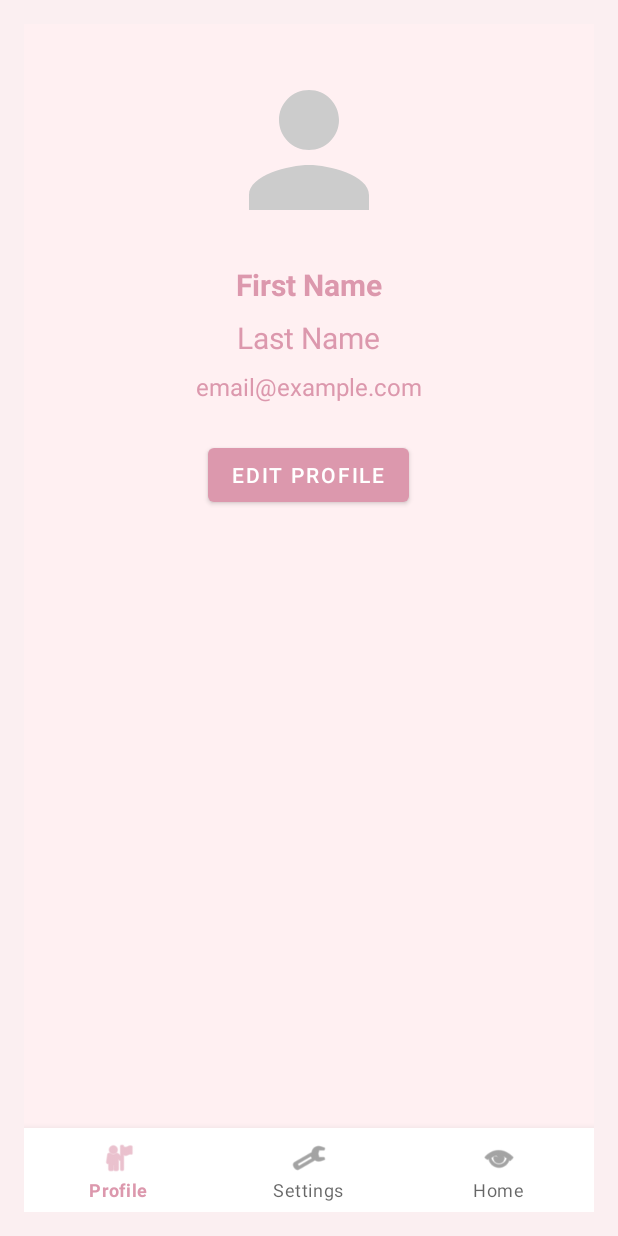
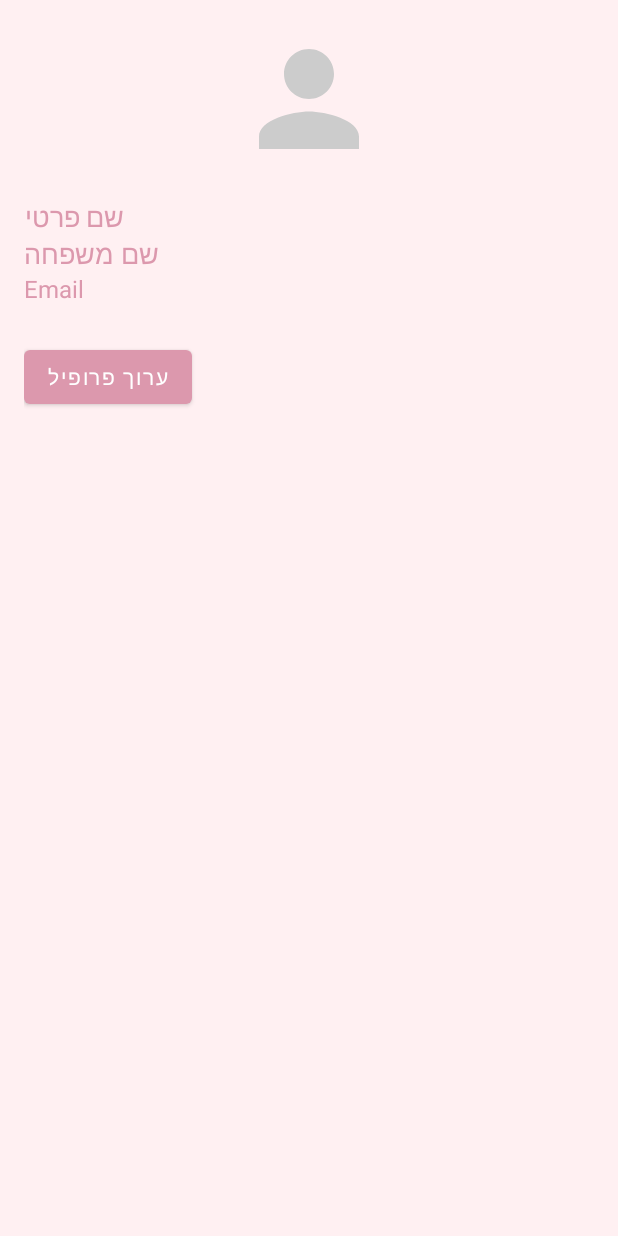
Before and after one commit to ronileibovich05/ronilesapp, an Android app: the ProfileActivity screen opened directly, with no data from a screen before it, on a phone screen of 412 x 824 dp. Run offline under Robolectric (Android 15) with nearby library versions, the phone set to English and light mode, and no system bars; our stand-ins replace Firebase (no records; nobody signed in at launch, a user with empty details on screens opened directly); 2 statements that could not run were skipped.

Commit message:
האפליקציה קורסת

```diff
--- a/app/src/main/java/com/example/ronilesapp/ProfileActivity.java
+++ b/app/src/main/java/com/example/ronilesapp/ProfileActivity.java
@@ -6,6 +6,7 @@ import android.net.Uri;
 import android.os.Bundle;
 import android.widget.Button;
 import android.widget.ImageView;
+import android.widget.ScrollView;
 import android.widget.TextView;
 import android.widget.EditText;
 import android.widget.LinearLayout;
@@ -25,6 +26,7 @@ public class ProfileActivity extends BaseActivity {
     private TextView tvFirstName, tvLastName, tvEmail;
     private BottomNavigationView bottomNavigation;
     private Button btnEditProfile;
+    private ScrollView scrollProfile; // ScrollView עבור הרקע
 
     private SharedPreferences sharedPreferences;
     private SharedPreferences.OnSharedPreferenceChangeListener themeListener;
@@ -32,7 +34,6 @@ public class ProfileActivity extends BaseActivity {
     @Override
     protected void onCreate(@Nullable Bundle savedInstanceState) {
 
-        // SharedPreferences
         sharedPreferences = getSharedPreferences("AppPrefs", MODE_PRIVATE);
 
         super.onCreate(savedInstanceState);
@@ -44,6 +45,7 @@ public class ProfileActivity extends BaseActivity {
         tvEmail = findViewById(R.id.tvEmail);
         bottomNavigation = findViewById(R.id.bottomNavigation);
         btnEditProfile = findViewById(R.id.btnEditProfile);
+        scrollProfile = findViewById(R.id.scrollProfile);
 
         // סרגל תחתון
         bottomNavigation.setSelectedItemId(R.id.nav_profile);
@@ -114,10 +116,15 @@ public class ProfileActivity extends BaseActivity {
                 break;
         }
 
-        findViewById(R.id.scrollProfile).setBackgroundColor(backgroundColor);
+        // רקע כולל
+        scrollProfile.setBackgroundColor(backgroundColor);
+
+        // צבעי טקסט
         tvFirstName.setTextColor(textColor);
         tvLastName.setTextColor(textColor);
         tvEmail.setTextColor(textColor);
+
+        // צבע כפתור
         btnEditProfile.setBackgroundColor(buttonColor);
     }
 
@@ -137,7 +144,7 @@ public class ProfileActivity extends BaseActivity {
                     tvLastName.setText(lastName != null ? lastName : "");
                     tvEmail.setText(email != null ? email : "");
 
-                    if (profileImageUrl != null) {
+                    if (profileImageUrl != null && !profileImageUrl.isEmpty()) {
                         Glide.with(this)
                                 .load(Uri.parse(profileImageUrl))
                                 .placeholder(R.drawable.ic_default_profile)
@@ -172,10 +179,10 @@ public class ProfileActivity extends BaseActivity {
 
         LinearLayout layout = new LinearLayout(this);
         layout.setOrientation(LinearLayout.VERTICAL);
+        layout.setPadding(50, 40, 50, 10);
         layout.addView(inputFirstName);
         layout.addView(inputLastName);
         layout.addView(inputProfileUrl);
-        layout.setPadding(50, 40, 50, 10);
 
         builder.setView(layout);
 
@@ -183,7 +190,6 @@ public class ProfileActivity extends BaseActivity {
             String newFirstName = inputFirstName.getText().toString().trim();
             String newLastName = inputLastName.getText().toString().trim();
             String newProfileUrl = inputProfileUrl.getText().toString().trim();
-
             updateUserProfile(newFirstName, newLastName, newProfileUrl);
         });
 
--- a/app/src/main/res/layout/activity_profile.xml
+++ b/app/src/main/res/layout/activity_profile.xml
@@ -1,83 +1,50 @@
 <?xml version="1.0" encoding="utf-8"?>
-<androidx.constraintlayout.widget.ConstraintLayout
-    xmlns:android="http://schemas.android.com/apk/res/android"
-    xmlns:app="http://schemas.android.com/apk/res-auto"
+<ScrollView xmlns:android="http://schemas.android.com/apk/res/android"
+    android:id="@+id/scrollProfile"
     android:layout_width="match_parent"
     android:layout_height="match_parent"
     android:background="#FBEFF1"
     android:padding="16dp">
 
-    <ScrollView
-        android:id="@+id/scrollProfile"
-        android:layout_width="0dp"
-        android:layout_height="0dp"
-        app:layout_constraintTop_toTopOf="parent"
-        app:layout_constraintStart_toStartOf="parent"
-        app:layout_constraintEnd_toEndOf="parent"
-        app:layout_constraintBottom_toTopOf="@id/bottomNavigation">
+    <LinearLayout
+        android:orientation="vertical"
+        android:layout_width="match_parent"
+        android:layout_height="wrap_content">
 
-        <LinearLayout
-            android:layout_width="match_parent"
-            android:layout_height="wrap_content"
-            android:orientation="vertical"
-            android:gravity="center_horizontal">
-
-            <!-- תמונת פרופיל -->
         <ImageView
             android:id="@+id/imageviewProfile"
-                android:layout_width="120dp"
-                android:layout_height="120dp"
+            android:layout_width="100dp"
+            android:layout_height="100dp"
             android:src="@drawable/ic_default_profile"
-                android:scaleType="centerCrop"
-                android:layout_marginTop="24dp"
-                android:background="@drawable/circle_background" />
+            android:layout_gravity="center_horizontal"
+            android:layout_marginBottom="16dp"/>
 
-            <!-- שם פרטי -->
         <TextView
             android:id="@+id/tvFirstName"
+            android:text="שם פרטי"
+            android:textSize="18sp"
+            android:layout_width="wrap_content"
+            android:layout_height="wrap_content"/>
+
+        <TextView
+            android:id="@+id/tvLastName"
+            android:text="שם משפחה"
+            android:textSize="18sp"
+            android:layout_width="wrap_content"
+            android:layout_height="wrap_content"/>
+
+        <TextView
+            android:id="@+id/tvEmail"
+            android:text="Email"
+            android:textSize="16sp"
             android:layout_width="wrap_content"
             android:layout_height="wrap_content"
-                android:text="First Name"
-                android:textSize="20sp"
-                android:textStyle="bold"
-                android:layout_marginTop="16dp"/>
+            android:layout_marginBottom="24dp"/>
 
-            <!-- שם משפחה -->
-            <TextView
-                android:id="@+id/tvLastName"
-                android:layout_width="wrap_content"
-                android:layout_height="wrap_content"
-                android:text="Last Name"
-                android:textSize="20sp"
-                android:layout_marginTop="8dp"/>
-
-            <!-- אימייל -->
-            <TextView
-                android:id="@+id/tvEmail"
-                android:layout_width="wrap_content"
-                android:layout_height="wrap_content"
-                android:text="email@example.com"
-                android:textSize="16sp"
-                android:layout_marginTop="8dp"
-                android:textColor="#555555"/>
-
-            <!-- כפתור Edit Profile -->
         <Button
             android:id="@+id/btnEditProfile"
+            android:text="ערוך פרופיל"
             android:layout_width="wrap_content"
-                android:layout_height="wrap_content"
-                android:text="Edit Profile"
-                android:layout_marginTop="24dp"/>
+            android:layout_height="wrap_content"/>
     </LinearLayout>
 </ScrollView>
-
-    <!-- סרגל כלים תחתון -->
-    <com.google.android.material.bottomnavigation.BottomNavigationView
-        android:id="@+id/bottomNavigation"
-        android:layout_width="0dp"
-        android:layout_height="wrap_content"
-        app:menu="@menu/bottom_nav_menu"
-        app:layout_constraintBottom_toBottomOf="parent"
-        app:layout_constraintStart_toStartOf="parent"
-        app:layout_constraintEnd_toEndOf="parent"/>
-</androidx.constraintlayout.widget.ConstraintLayout>
--- a/app/src/main/res/layout/activity_settings.xml
+++ b/app/src/main/res/layout/activity_settings.xml
@@ -2,6 +2,7 @@
 <androidx.constraintlayout.widget.ConstraintLayout
     xmlns:android="http://schemas.android.com/apk/res/android"
     xmlns:app="http://schemas.android.com/apk/res-auto"
+    android:id="@+id/rootLayoutSettings"
     android:layout_width="match_parent"
     android:layout_height="match_parent"
     android:padding="16dp"
@@ -11,7 +12,7 @@
     <LinearLayout
         android:id="@+id/layoutSettingsContent"
         android:orientation="vertical"
-        android:layout_width="0dp"
+        android:layout_width="match_parent"
         android:layout_height="0dp"
         app:layout_constraintTop_toTopOf="parent"
         app:layout_constraintBottom_toTopOf="@id/bottomNavigation"
```
Also changed, not shown: app/src/main/java/com/example/ronilesapp/SettingsActivity.java (+63 -26 lines), app/src/main/java/com/example/ronilesapp/TasksActivity.java (+7 -2 lines). Lines whose indentation alone changed are shown as unchanged.
